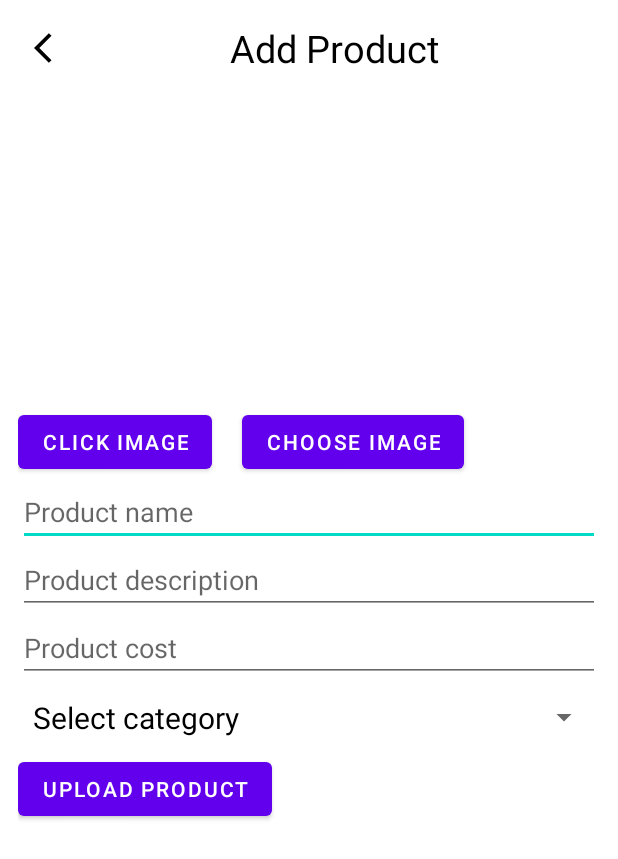
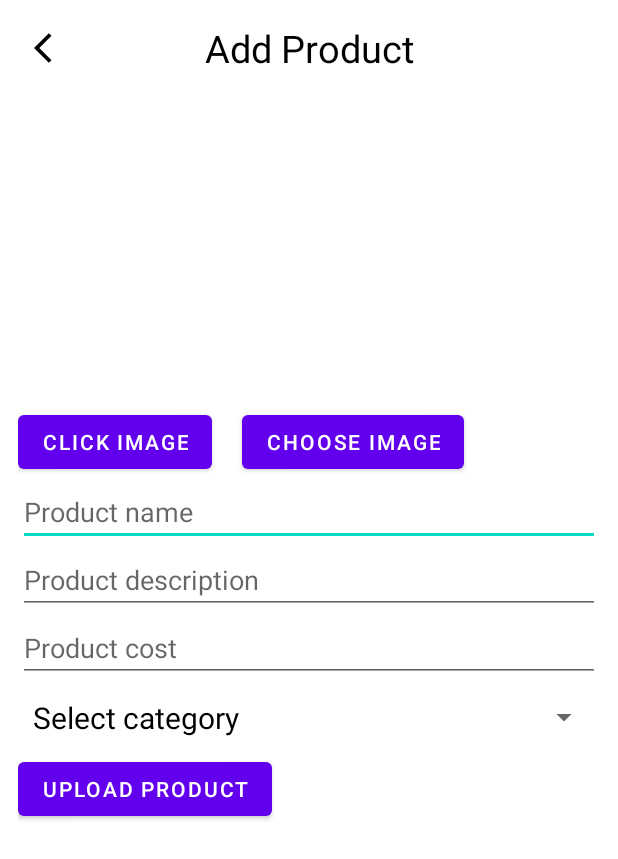
Before and after one commit to dhanthalaprat/StoreHunt, an Android app: the AddProductActivity screen opened directly, with no data from a screen before it, on a phone screen of 412 x 824 dp. Shown: the top 859 px of the screen. Run offline under Robolectric (Android 15) with nearby library versions, the phone set to English and light mode, and no system bars; our stand-ins replace Firebase (no records; nobody signed in at launch, a user with empty details on screens opened directly); Roboto replaces fonts that are not available here.

Commit message:
changed to constraint layout

```diff
--- a/app/src/main/res/layout/activity_add_product.xml
+++ b/app/src/main/res/layout/activity_add_product.xml
@@ -14,7 +14,7 @@
         android:orientation="vertical"
         android:padding="12dp">
 
-        <LinearLayout
+        <androidx.constraintlayout.widget.ConstraintLayout
             android:layout_width="match_parent"
             android:layout_height="wrap_content"
             android:padding="1dp"
@@ -23,6 +23,9 @@
             <ImageView
                 android:layout_width="wrap_content"
                 android:layout_height="wrap_content"
+                app:layout_constraintStart_toStartOf="parent"
+                app:layout_constraintTop_toTopOf="parent"
+                app:layout_constraintBottom_toBottomOf="parent"
                 android:id="@+id/back_button_add_product"
                 android:paddingLeft="9dp"
                 android:src="@drawable/ic_baseline_arrow_back_ios_24"
@@ -30,13 +33,17 @@
             <TextView
                 android:layout_width="wrap_content"
                 android:layout_height="wrap_content"
+                app:layout_constraintStart_toStartOf="parent"
+                app:layout_constraintTop_toTopOf="parent"
+                app:layout_constraintBottom_toBottomOf="parent"
+                app:layout_constraintEnd_toEndOf="parent"
                 android:textSize="25sp"
                 android:layout_weight="1"
                 android:gravity="center"
                 android:textColor="@color/black"
                 android:text="Add Product"/>
 
-        </LinearLayout>
+        </androidx.constraintlayout.widget.ConstraintLayout>
 
         <ImageView
             android:layout_width="match_parent"
```
Also changed, not shown: app/src/main/res/layout/activity_cart.xml (+9 -2 lines), app/src/main/res/layout/activity_order_details.xml (+9 -2 lines), app/src/main/res/layout/activity_product_view.xml (+9 -2 lines), app/src/main/res/layout/activity_profile.xml (+9 -2 lines), app/src/main/res/layout/activity_search.xml (+9 -2 lines), app/src/main/res/layout/activity_user_profile.xml (+9 -2 lines).
